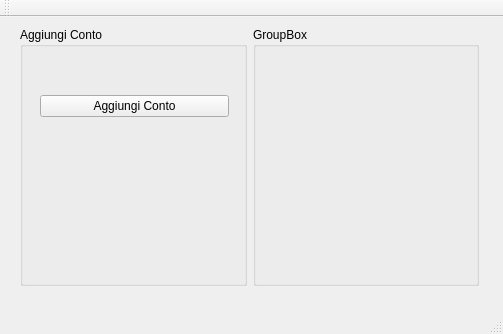
First picture: the form in mainwindow.ui, repository acavestro/qDB, before the edit.
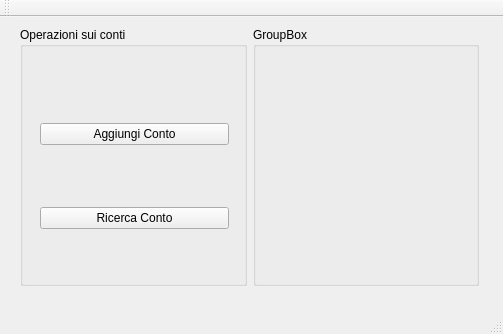
Second picture: the form after the edit.

Commit message: Ridefinizione operatori di uguaglianza nella gerarchia delle classi dei Conti + refactoring metodi ricerca della classe ElencoConti.

The edit to the form file:
```diff
--- a/mainwindow.ui
+++ b/mainwindow.ui
@@ -35,7 +35,7 @@
      <item row="0" column="1">
       <widget class="QGroupBox" name="gbAddAccounts">
        <property name="title">
-        <string>Aggiungi Conto</string>
+        <string>Operazioni sui conti</string>
        </property>
        <widget class="QWidget" name="verticalLayoutWidget">
         <property name="geometry">
@@ -43,7 +43,7 @@
           <x>9</x>
           <y>29</y>
           <width>211</width>
-          <height>101</height>
+          <height>241</height>
          </rect>
         </property>
         <layout class="QVBoxLayout" name="verticalLayout">
@@ -54,6 +54,13 @@
            </property>
           </widget>
          </item>
+         <item>
+          <widget class="QPushButton" name="btnSearchAccount">
+           <property name="text">
+            <string>Ricerca Conto</string>
+           </property>
+          </widget>
+         </item>
         </layout>
        </widget>
       </widget>
```
Left out of the diff: 3 changed lines with no effect on the pictures. The commit also changes 14 other files.
